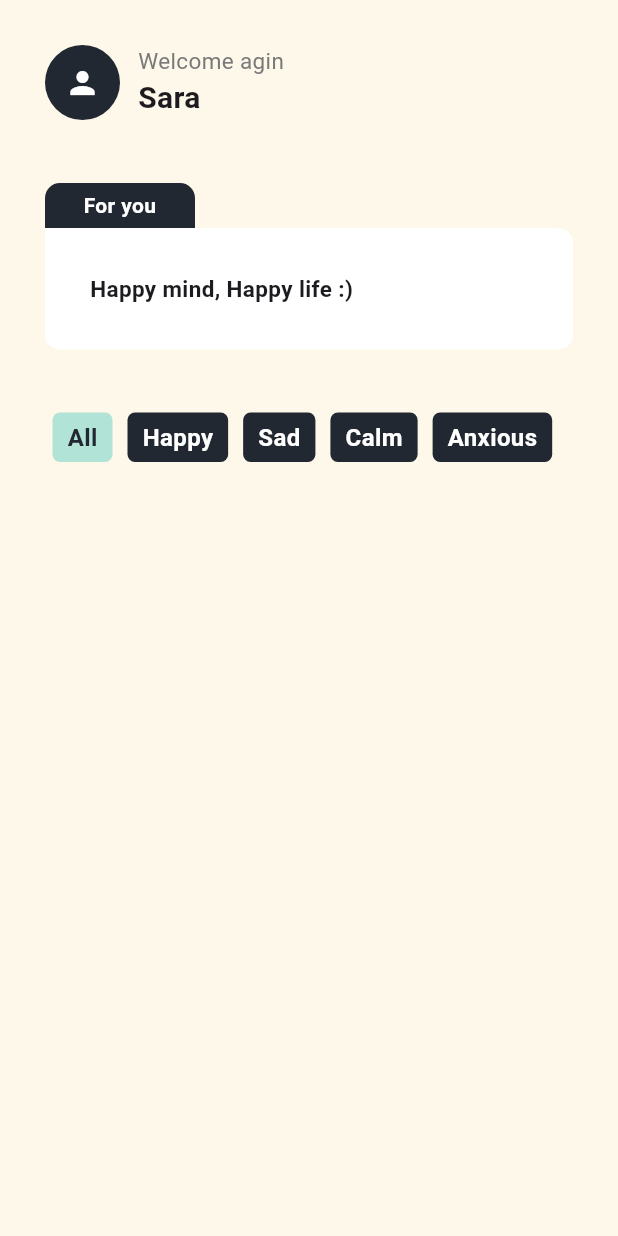
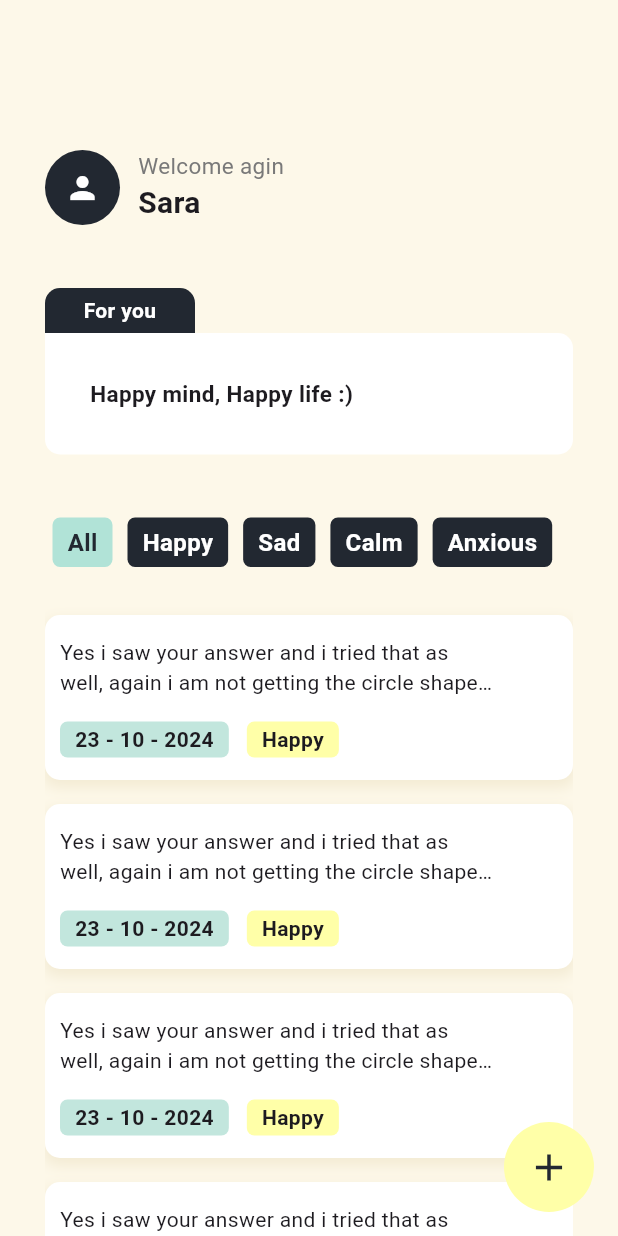
Before and after one commit to Mjd-Alghamdi/Mind-e, a Flutter app: the screen it shows after launch, on a phone screen of 412 x 824 dp. Run offline on Flutter 3.47's test engine with Material 3 defaults, Android fonts, the phone set to English and light mode, and no system bars.

Commit message:
Create feeling card

```diff
--- a/lib/constants/color.dart
+++ b/lib/constants/color.dart
@@ -2,8 +2,10 @@ import 'package:flutter/material.dart';
 
 // App Colors:
 const whiteColor = Colors.white;
-const limColor = Color(0xffF5F5C6);
+const limColor = Color.fromARGB(255, 255, 255, 168);
 const lightLimColor = Color.fromARGB(255, 253, 248, 233);
 const greyBlackColor = Color(0xff222831);
 const greyColor = Color.fromARGB(255, 121, 121, 121);
+const lightGreyColor = Color.fromARGB(175, 209, 209, 209);
 const tiffanyColor = Color.fromARGB(255, 177, 227, 215);
+const lightTiffanyColor = Color.fromARGB(255, 194, 230, 221);
--- a/lib/views/home_view.dart
+++ b/lib/views/home_view.dart
@@ -2,7 +2,9 @@ import 'package:flutter/material.dart';
 import 'package:mind_e/constants/color.dart';
 import 'package:mind_e/constants/spaces.dart';
 import 'package:mind_e/widgets/custom_appbar_widget.dart';
+import 'package:mind_e/widgets/feeling_card_widget.dart';
 import 'package:mind_e/widgets/filter_widget.dart';
+import 'package:mind_e/widgets/floating_action_button_widget.dart';
 import 'package:mind_e/widgets/for_you_widget.dart';
 
 class HomeView extends StatelessWidget {
@@ -13,12 +15,11 @@ class HomeView extends StatelessWidget {
     // ignore: prefer_const_constructors
     return Scaffold(
       backgroundColor: lightLimColor,
-      body: const SafeArea(
-        child: Padding(
+      body: Padding(
         padding: EdgeInsets.only(
           left: 30.0,
           right: 30.0,
-            top: 30,
+          top: 100,
         ),
         child: Column(
           crossAxisAlignment: CrossAxisAlignment.start,
@@ -28,9 +29,22 @@ class HomeView extends StatelessWidget {
             ForYouWidget(),
             kV42,
             FilterWidget(),
+            kV24,
+            Expanded(
+              child: ListView.builder(
+                itemCount: 5,
+                padding: EdgeInsets.zero,
+                itemBuilder: (BuildContext context, int index) {
+                  return const FeelingCardWidget();
+                },
+              ),
+            ),
           ],
         ),
       ),
+      floatingActionButton: InkWell(
+        onTap: () {},
+        child: const FloatingActionButtonWidget(),
       ),
     );
   }
--- /dev/null
+++ b/lib/widgets/feeling_card_widget.dart
@@ -0,0 +1,63 @@
+import 'package:flutter/material.dart';
+import 'package:mind_e/constants/color.dart';
+import 'package:mind_e/constants/spaces.dart';
+
+import 'small_card_info_widget.dart';
+
+class FeelingCardWidget extends StatelessWidget {
+  const FeelingCardWidget({
+    super.key,
+  });
+
+  @override
+  Widget build(BuildContext context) {
+    return Container(
+      width: MediaQuery.of(context).size.width,
+      margin: EdgeInsets.symmetric(vertical: 8),
+      padding: const EdgeInsets.symmetric(
+        horizontal: 10,
+        vertical: 15,
+      ),
+      decoration: BoxDecoration(
+        color: whiteColor,
+        borderRadius: BorderRadius.circular(10),
+        boxShadow: const [
+          BoxShadow(
+            offset: Offset(0, 4),
+            blurRadius: 7,
+            spreadRadius: 1,
+            color: Color.fromARGB(255, 243, 235, 212),
+          ),
+        ],
+      ),
+      child: Column(
+        crossAxisAlignment: CrossAxisAlignment.start,
+        children: [
+          SizedBox(
+            width: MediaQuery.of(context).size.width * 0.7,
+            child: const Text(
+              maxLines: 2,
+              overflow: TextOverflow.ellipsis,
+              "Yes i saw your answer and i tried that as well, again i am not getting the circle shape. Even the link which you shared doesn't change into circle shape",
+            ),
+          ),
+          kV16,
+          Row(
+            children: [
+              SmallCardInfoWidget(
+                content:
+                    "${DateTime.now().day} - ${DateTime.now().month} - ${DateTime.now().year}",
+                color: lightTiffanyColor,
+              ),
+              kH12,
+              const SmallCardInfoWidget(
+                content: "Happy",
+                color: limColor,
+              ),
+            ],
+          ),
+        ],
+      ),
+    );
+  }
+}
--- /dev/null
+++ b/lib/widgets/floating_action_button_widget.dart
@@ -0,0 +1,24 @@
+import 'package:flutter/material.dart';
+import 'package:mind_e/constants/color.dart';
+
+class FloatingActionButtonWidget extends StatelessWidget {
+  const FloatingActionButtonWidget({
+    super.key,
+  });
+
+  @override
+  Widget build(BuildContext context) {
+    return Container(
+      padding: const EdgeInsets.all(15),
+      decoration: const BoxDecoration(
+        color: limColor,
+        shape: BoxShape.circle,
+      ),
+      child: const Icon(
+        Icons.add,
+        size: 30,
+        color: greyBlackColor,
+      ),
+    );
+  }
+}
--- /dev/null
+++ b/lib/widgets/small_card_info_widget.dart
@@ -0,0 +1,26 @@
+import 'package:flutter/material.dart';
+
+class SmallCardInfoWidget extends StatelessWidget {
+  const SmallCardInfoWidget({
+    super.key, required this.content, required this.color,
+  });
+
+  final String content;
+  final Color color;
+  @override
+  Widget build(BuildContext context) {
+    return Container(
+      padding: const EdgeInsets.symmetric(horizontal: 10, vertical: 2),
+      decoration: BoxDecoration(
+        borderRadius: BorderRadius.circular(5),
+        color: color,
+      ),
+      child: Text(
+        content,
+        style: const TextStyle(
+          fontWeight: FontWeight.bold,
+        ),
+      ),
+    );
+  }
+}
```
Lines whose indentation alone changed are shown as unchanged.
